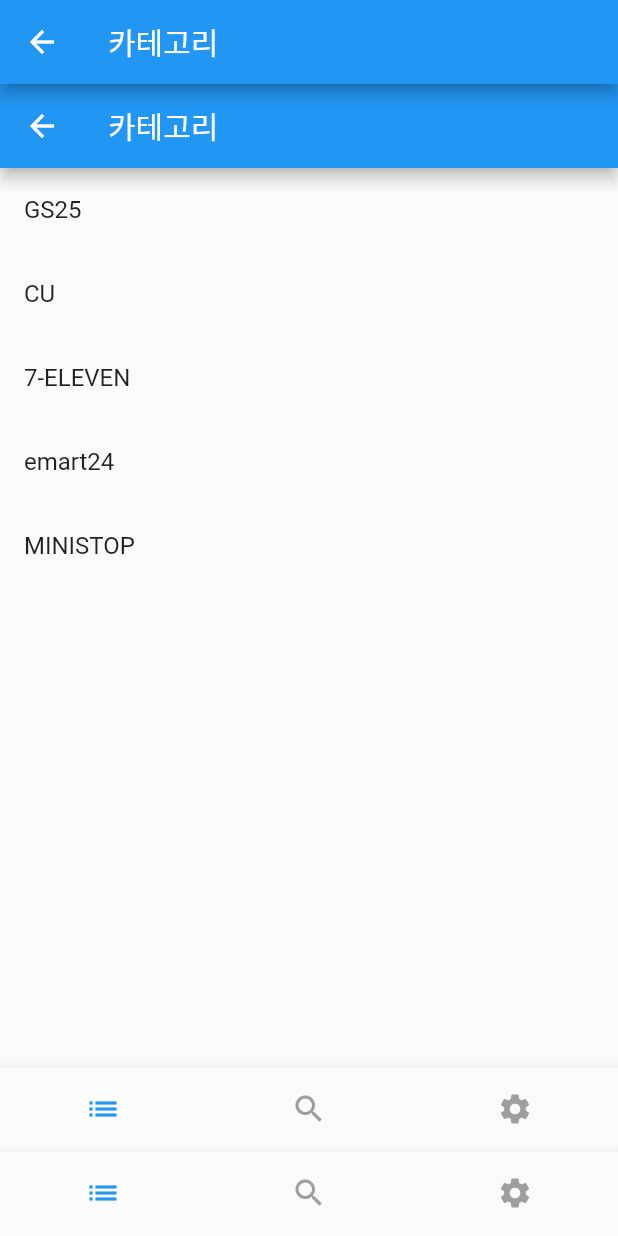
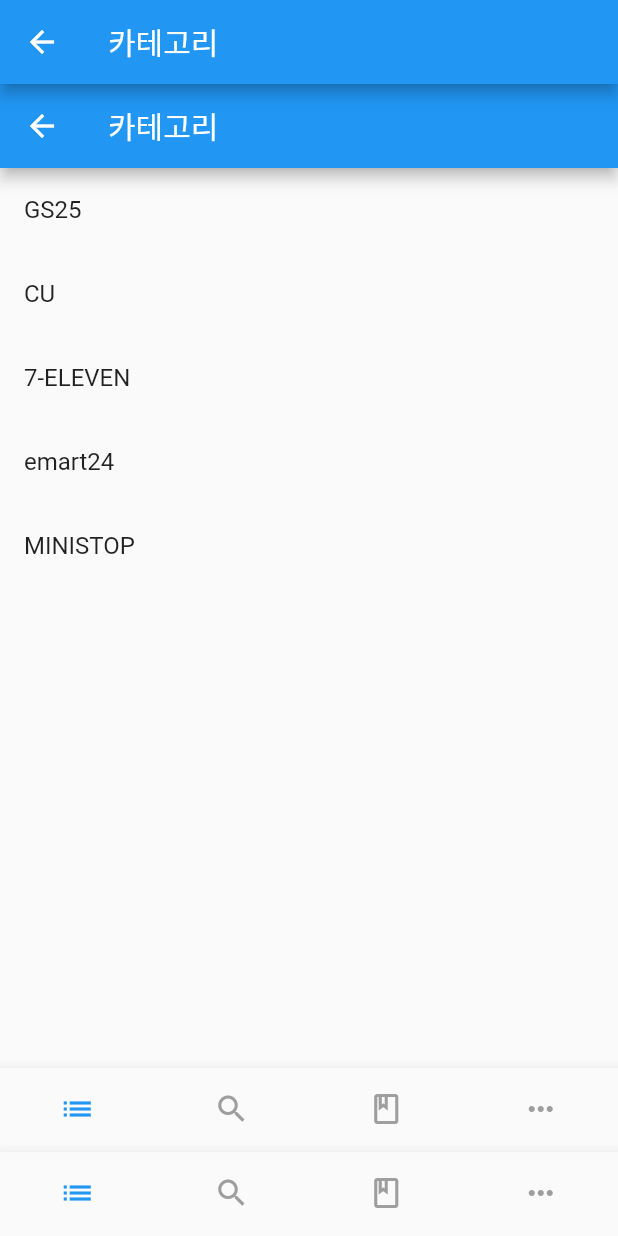
Before and after one commit to junhaesung/nplusone-client, a Flutter app: the NavigationView screen opened directly, on a phone screen of 412 x 824 dp. Run offline on Flutter 3.47's test engine with Material 2 defaults, Android fonts, the light colour scheme and no system bars; our stand-ins replace firebase_analytics, firebase_auth, firebase_core, firebase_messaging, flutter_bloc, infinite_scroll_pagination; accounts and stored records are empty; network calls fail.

Commit message:
feat: 더보기 화면 추가 (#8)
- 설정 -> 상품 페이지로 이름 변경

```diff
--- a/lib/view/setting_view.dart
+++ b/lib/view/more_view.dart
@@ -1,14 +1,14 @@
 import 'package:flutter/material.dart';
 import 'package:nplusone/view/navigation/bottom_tab_bar.dart';
 
-class SettingView extends StatelessWidget {
-  const SettingView({Key? key}) : super(key: key);
+class MoreView extends StatelessWidget {
+  const MoreView({Key? key}) : super(key: key);
 
   @override
   Widget build(BuildContext context) {
     return Scaffold(
       appBar: AppBar(
-        title: const Text('설정'),
+        title: const Text('더보기'),
       ),
       body: Container(),
       bottomNavigationBar: const BottomTabBar(),
--- a/lib/view/navigation/bottom_tab_bar.dart
+++ b/lib/view/navigation/bottom_tab_bar.dart
@@ -20,8 +20,12 @@
               label: 'Search',
             ),
             BottomNavigationBarItem(
-              icon: Icon(Icons.settings),
-              label: 'Setting',
+              icon: Icon(Icons.book_outlined),
+              label: 'Item',
+            ),
+            BottomNavigationBarItem(
+              icon: Icon(Icons.more_horiz_outlined),
+              label: 'More',
             ),
           ],
           currentIndex: state.index,
@@ -36,6 +40,9 @@
             if (index == 2) {
               context.read<TabPageCubit>().showSettingPage();
             }
+            if (index == 3) {
+              context.read<TabPageCubit>().showMorePage();
+            }
           },
           unselectedItemColor: Colors.grey,
           type: BottomNavigationBarType.fixed,
--- a/lib/view/navigation/tab_page_cubit.dart
+++ b/lib/view/navigation/tab_page_cubit.dart
@@ -18,8 +18,14 @@
   }
 
   showSettingPage() {
-    if (state != TabPageState.setting) {
-      emit(TabPageState.setting);
+    if (state != TabPageState.item) {
+      emit(TabPageState.item);
+    }
+  }
+
+  showMorePage() {
+    if (state != TabPageState.more) {
+      emit(TabPageState.more);
     }
   }
 }
--- a/lib/view/navigation/tab_page_navigator.dart
+++ b/lib/view/navigation/tab_page_navigator.dart
@@ -1,9 +1,10 @@
 import 'package:flutter/material.dart';
 import 'package:flutter_bloc/flutter_bloc.dart';
 import 'package:nplusone/view/category_view.dart';
+import 'package:nplusone/view/more_view.dart';
 import 'package:nplusone/view/navigation/tab_page_cubit.dart';
 import 'package:nplusone/view/search_view.dart';
-import 'package:nplusone/view/setting_view.dart';
+import 'package:nplusone/view/item_view.dart';
 
 class TabPageNavigator extends StatelessWidget {
   const TabPageNavigator({Key? key}) : super(key: key);
@@ -23,8 +24,8 @@
       if (state == TabPageState.category)
         const MaterialPage(child: CategoryView()),
       if (state == TabPageState.search) const MaterialPage(child: SearchView()),
-      if (state == TabPageState.setting)
-        const MaterialPage(child: SettingView()),
+      if (state == TabPageState.item) const MaterialPage(child: ItemView()),
+      if (state == TabPageState.more) const MaterialPage(child: MoreView()),
     ];
   }
 }
--- a/lib/view/navigation/tab_page_state.dart
+++ b/lib/view/navigation/tab_page_state.dart
@@ -3,5 +3,6 @@
 enum TabPageState {
   category,
   search,
-  setting,
+  item,
+  more,
 }
--- a/lib/view/navigation_view.dart
+++ b/lib/view/navigation_view.dart
@@ -3,7 +3,8 @@
 
 import 'category_view.dart';
 import 'search_view.dart';
-import 'setting_view.dart';
+import 'item_view.dart';
+import 'more_view.dart';
 
 class NavigationView extends StatefulWidget {
   const NavigationView({Key? key}) : super(key: key);
@@ -24,12 +25,14 @@
     _titles.addAll([
       const Text('카테고리'),
       const Text('검색'),
-      const Text('설정'),
+      const Text('상품'),
+      const Text('더보기'),
     ]);
     _views.addAll([
       const CategoryView(),
       const SearchView(),
-      const SettingView(),
+      const ItemView(),
+      const MoreView(),
     ]);
   }
 
@@ -51,8 +54,12 @@
             label: 'Search',
           ),
           BottomNavigationBarItem(
-            icon: Icon(Icons.settings),
-            label: 'Setting',
+            icon: Icon(Icons.book_outlined),
+            label: 'Item',
+          ),
+          BottomNavigationBarItem(
+            icon: Icon(Icons.more_horiz_outlined),
+            label: 'More',
           ),
         ],
         currentIndex: _selectedIndex,
@@ -71,7 +78,8 @@
         .setCurrentScreen(
         screenName: index == 0 ? 'Category'
             : index == 1 ? 'Search'
-            : 'Setting'
+            : index == 2 ? 'Item'
+            : "More"
     );
     setState(() {
       _selectedIndex = index;
```
Also changed, not shown: lib/view/item_view.dart (added, +17 -0 lines).
